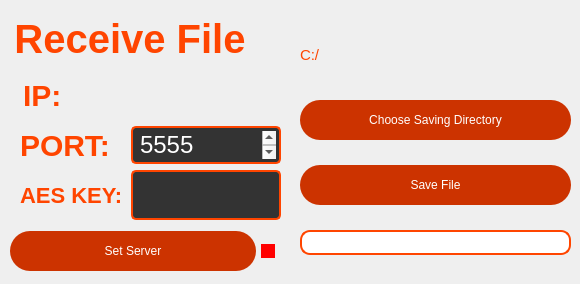
Old version of the form ui/RecievingFile.ui in the repository bartzlot/file_sender.
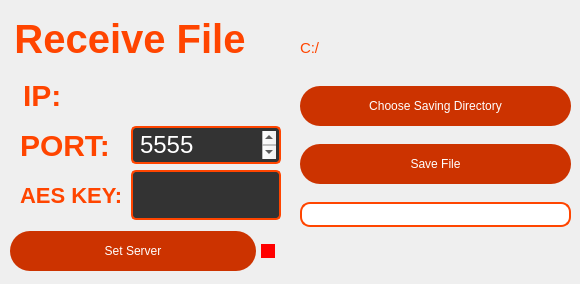
New version of the form.

Diff of the .ui file:
```diff
--- a/ui/RecievingFile.ui
+++ b/ui/RecievingFile.ui
@@ -441,6 +441,32 @@
        </property>
       </widget>
      </item>
+     <item>
+      <widget class="QLabel" name="progress_label">
+       <property name="maximumSize">
+        <size>
+         <width>300</width>
+         <height>13</height>
+        </size>
+       </property>
+       <property name="styleSheet">
+        <string notr="true">QLabel {
+    font-family: Arial, sans-serif;
+    font-size: 15px; /* Larger font size */
+    color: #FF8080; /* Text color (example: DarkOrange) */
+    background: transparent; /* No background */
+    text-align: center; /* Center the text horizontally */
+
+}</string>
+       </property>
+       <property name="text">
+        <string/>
+       </property>
+       <property name="alignment">
+        <set>Qt::AlignCenter</set>
+       </property>
+      </widget>
+     </item>
     </layout>
    </widget>
   </widget>
```
